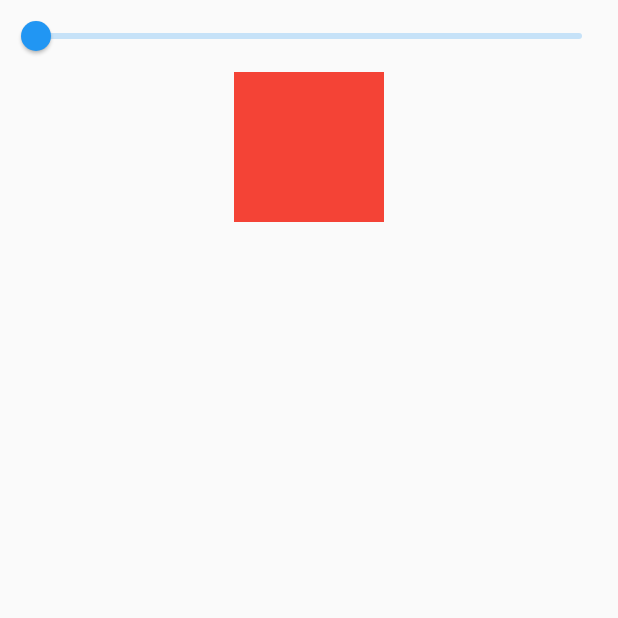
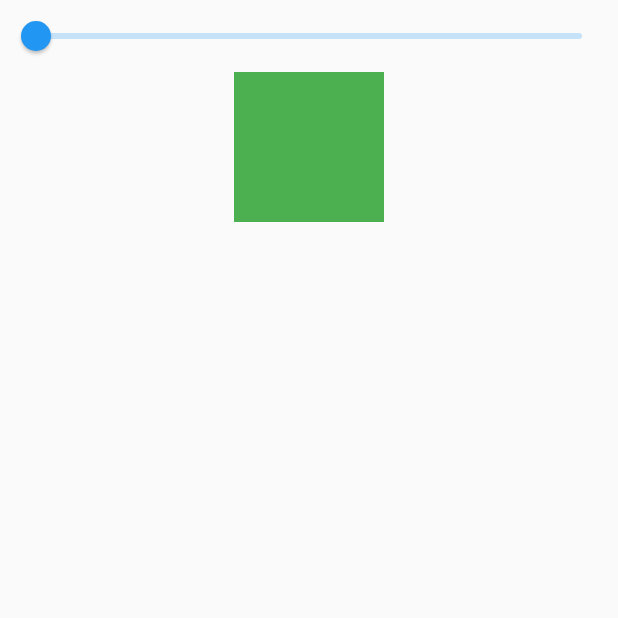
Before and after one commit to SinaSys/transform_flutter, a Flutter app: the screen it shows after launch, on a phone screen of 412 x 824 dp, the top half of it. Run offline on Flutter 3.47's test engine with Material 2 defaults, Android fonts, the phone set to English and light mode, and no system bars.

Commit message:
commit scale

```diff
--- a/lib/main.dart
+++ b/lib/main.dart
@@ -16,13 +16,11 @@ class MyApp extends StatelessWidget {
 class TransformDemo extends StatefulWidget {
   TransformDemo() : super();
 
-
   @override
   TransformDemoState createState() => TransformDemoState();
 }
 
 class TransformDemoState extends State<TransformDemo> {
-
   double sliderVal = 0;
 
   @override
@@ -44,7 +42,6 @@ class TransformDemoState extends State<TransformDemo> {
     );
   }
 
-
   @override
   Widget build(BuildContext context) {
     return Scaffold(
@@ -52,18 +49,17 @@ class TransformDemoState extends State<TransformDemo> {
       children: [
         slider(),
         Container(
-              child: Transform.rotate(
-                angle: sliderVal,
+          child: Transform.scale(
+            scale: sliderVal == 0 ? 1 : sliderVal / 50,
             origin: Offset(0.0, 0.0),
             child: Container(
               height: 100.0,
               width: 100.0,
-                  color: Colors.red,
+              color: Colors.green,
             ),
           ),
-            ),
+        )
       ],
-        )
-    );
+    ));
   }
 }
```
Lines whose indentation alone changed are shown as unchanged.
